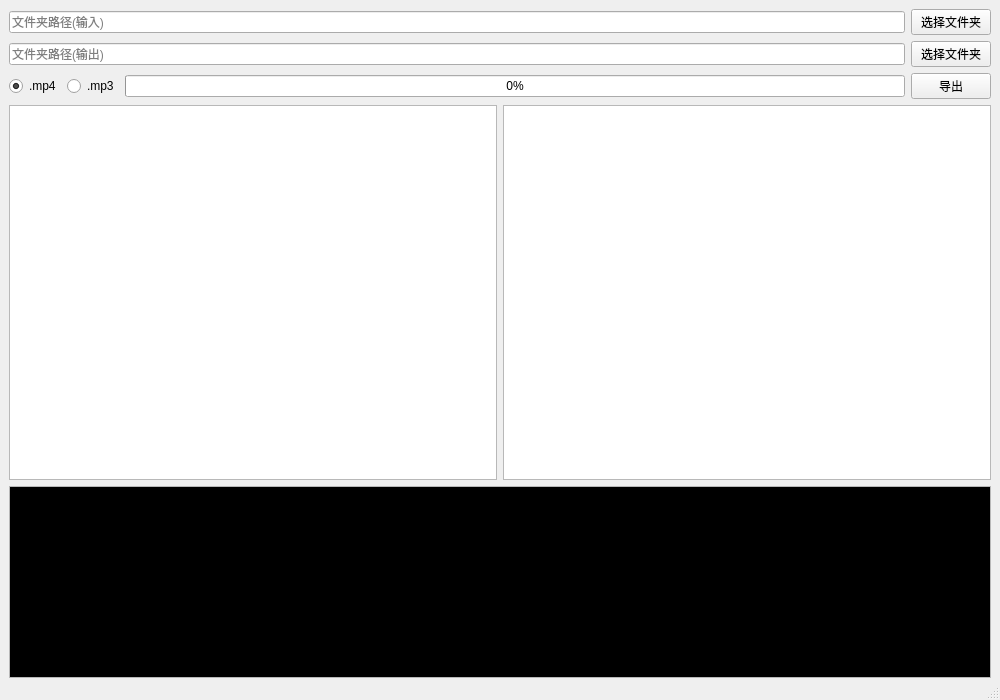
Before: the Qt Designer form src/bilibili_ui.ui in Neo-513/project-qt, drawn with Qt 5.
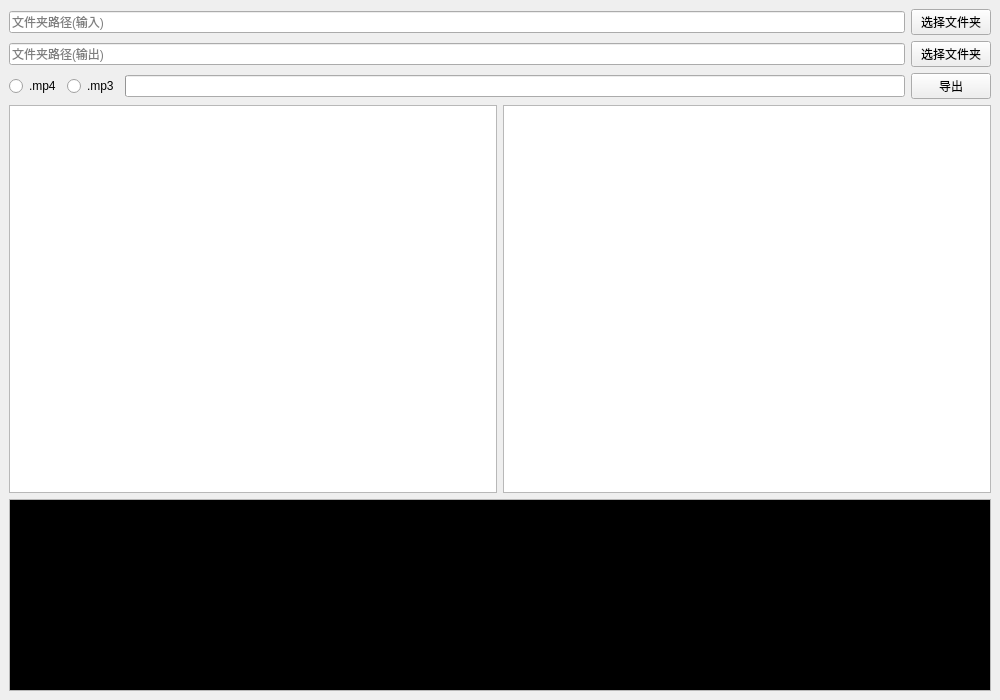
After: the same form once the commit is applied.

```diff
--- a/src/bilibili_ui.ui
+++ b/src/bilibili_ui.ui
@@ -15,9 +15,6 @@
   </property>
   <widget class="QWidget" name="centralwidget">
    <layout class="QVBoxLayout" name="verticalLayout">
-    <property name="bottomMargin">
-     <number>0</number>
-    </property>
     <item>
      <layout class="QGridLayout" name="gridLayout">
       <item row="4" column="2">
@@ -57,21 +54,12 @@
        <layout class="QHBoxLayout" name="horizontalLayout_1">
         <item>
          <widget class="QRadioButton" name="radioButton_mp4">
-          <property name="sizePolicy">
-           <sizepolicy hsizetype="Fixed" vsizetype="Fixed">
-            <horstretch>0</horstretch>
-            <verstretch>0</verstretch>
-           </sizepolicy>
-          </property>
           <property name="cursor">
            <cursorShape>PointingHandCursor</cursorShape>
           </property>
           <property name="text">
            <string>.mp4</string>
           </property>
-          <property name="checked">
-           <bool>true</bool>
-          </property>
          </widget>
         </item>
         <item>
@@ -91,11 +79,7 @@
          </widget>
         </item>
         <item>
-         <widget class="QProgressBar" name="progressBar">
-          <property name="value">
-           <number>0</number>
-          </property>
-         </widget>
+         <widget class="QProgressBar" name="progressBar"/>
         </item>
        </layout>
       </item>
@@ -125,12 +109,6 @@
      <layout class="QHBoxLayout" name="horizontalLayout_0">
       <item>
        <widget class="QTreeWidget" name="treeWidget_old">
-        <property name="sizePolicy">
-         <sizepolicy hsizetype="Expanding" vsizetype="Expanding">
-          <horstretch>0</horstretch>
-          <verstretch>0</verstretch>
-         </sizepolicy>
-        </property>
         <property name="headerHidden">
          <bool>true</bool>
         </property>
@@ -143,18 +121,9 @@
       </item>
       <item>
        <widget class="QTreeWidget" name="treeWidget_new">
-        <property name="sizePolicy">
-         <sizepolicy hsizetype="Expanding" vsizetype="Expanding">
-          <horstretch>0</horstretch>
-          <verstretch>0</verstretch>
-         </sizepolicy>
-        </property>
         <property name="headerHidden">
          <bool>true</bool>
         </property>
-        <property name="columnCount">
-         <number>1</number>
-        </property>
         <column>
          <property name="text">
           <string/>
@@ -209,17 +178,6 @@
     </item>
    </layout>
   </widget>
-  <widget class="QMenuBar" name="menubar">
-   <property name="geometry">
-    <rect>
-     <x>0</x>
-     <y>0</y>
-     <width>1000</width>
-     <height>33</height>
-    </rect>
-   </property>
-  </widget>
-  <widget class="QStatusBar" name="statusbar"/>
  </widget>
  <resources/>
  <connections/>
```
Left out of the diff: 24 changed lines with no effect on the pictures.
